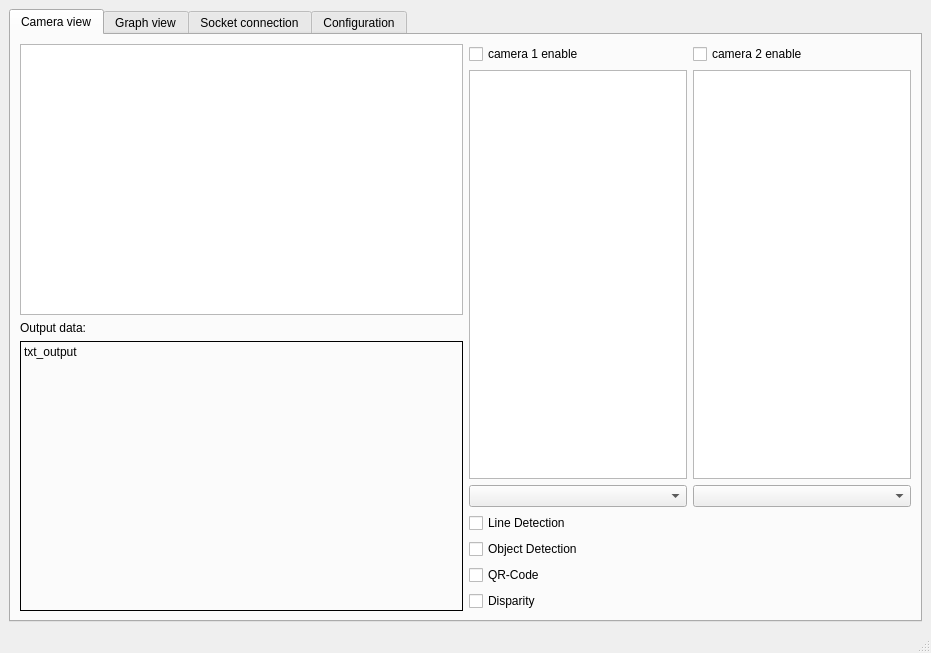
Old version of the form desktop_design.ui in the repository stokka-elebac-22/RC-Project-Autonomous-Car.
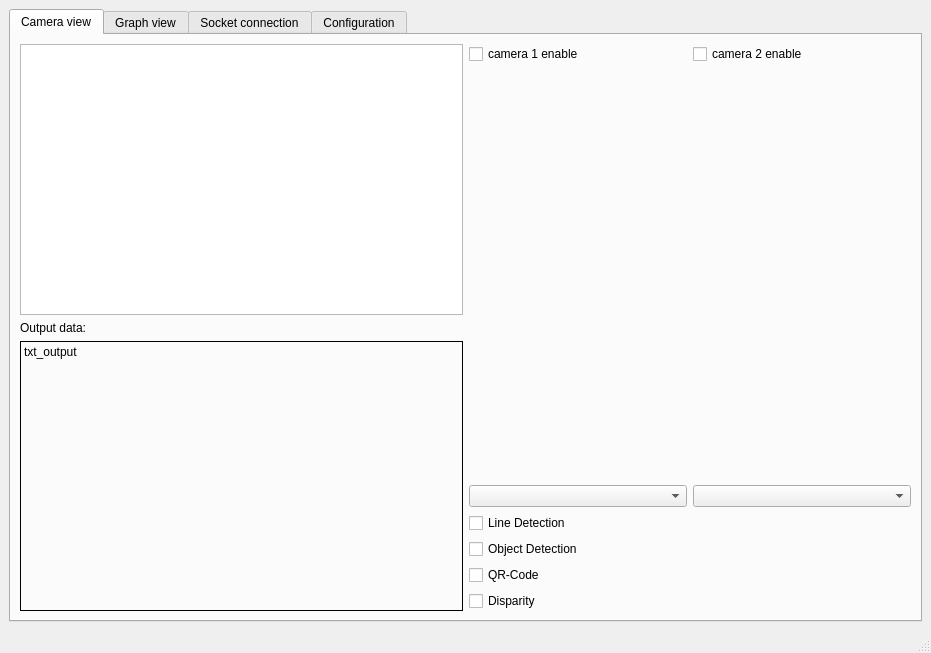
New version of the form.

Commit message: Add webcam support in GUI

What changed in the file:
```diff
--- a/desktop_design.ui
+++ b/desktop_design.ui
@@ -69,7 +69,7 @@
                </widget>
               </item>
               <item>
-               <widget class="QGraphicsView" name="input_img_1"/>
+               <widget class="QLabel" name="input_img_1"/>
               </item>
               <item>
                <widget class="QComboBox" name="input_cbo_1"/>
@@ -86,7 +86,7 @@
                </widget>
               </item>
               <item>
-               <widget class="QGraphicsView" name="input_img_2"/>
+               <widget class="QLabel" name="input_img_2"/>
               </item>
               <item>
                <widget class="QComboBox" name="input_cbo_2"/>
```
The commit also changes 2 other files.
